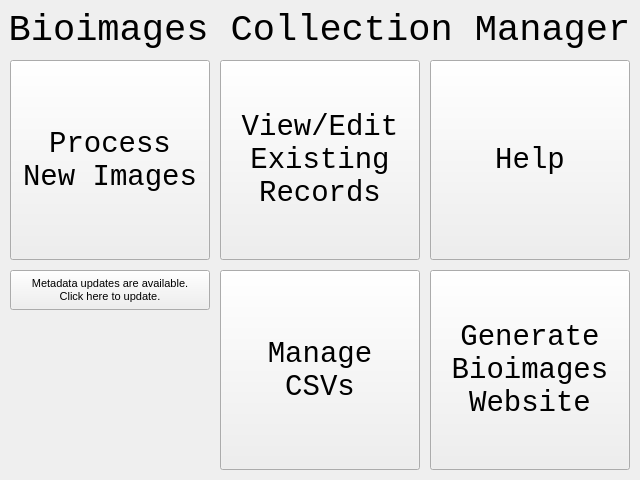
This is src/startwindow.ui in kopolzin/bioimages-collection-manager as Qt 5 draws it before an edit. The edited form follows.
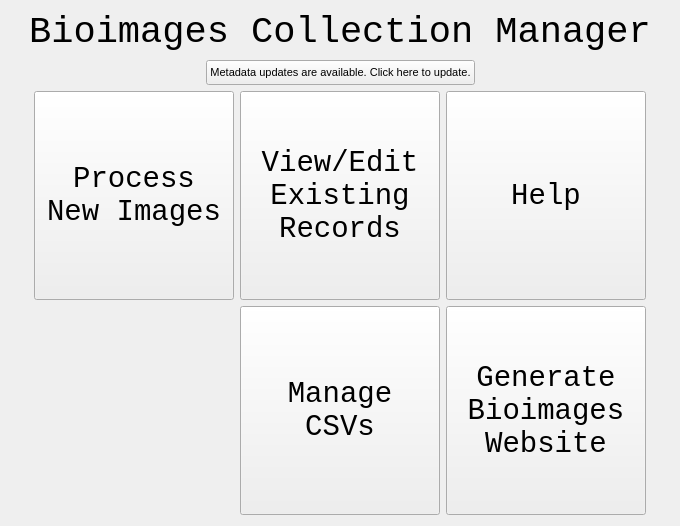
This is the edited form. Icons and pictures are not drawn.

What changed in the file:
```diff
--- a/src/startwindow.ui
+++ b/src/startwindow.ui
@@ -6,20 +6,26 @@
    <rect>
     <x>0</x>
     <y>0</y>
-    <width>640</width>
-    <height>480</height>
+    <width>680</width>
+    <height>526</height>
    </rect>
   </property>
+  <property name="sizePolicy">
+   <sizepolicy hsizetype="MinimumExpanding" vsizetype="MinimumExpanding">
+    <horstretch>0</horstretch>
+    <verstretch>0</verstretch>
+   </sizepolicy>
+  </property>
   <property name="minimumSize">
    <size>
-    <width>640</width>
-    <height>480</height>
+    <width>680</width>
+    <height>526</height>
    </size>
   </property>
   <property name="maximumSize">
    <size>
-    <width>640</width>
-    <height>480</height>
+    <width>16777215</width>
+    <height>16777215</height>
    </size>
   </property>
   <property name="windowTitle">
@@ -29,206 +35,349 @@
    <iconset resource="BioCM.qrc">
     <normaloff>:/icon.png</normaloff>:/icon.png</iconset>
   </property>
-  <widget class="QPushButton" name="editExistingRecordsButton">
-   <property name="geometry">
-    <rect>
-     <x>220</x>
-     <y>60</y>
-     <width>200</width>
-     <height>200</height>
-    </rect>
-   </property>
-   <property name="font">
-    <font>
-     <family>Consolas</family>
-     <pointsize>22</pointsize>
-    </font>
-   </property>
-   <property name="autoFillBackground">
-    <bool>false</bool>
-   </property>
-   <property name="text">
-    <string>View/Edit
-Existing
-Records</string>
-   </property>
-  </widget>
-  <widget class="QPushButton" name="addNewImagesButton">
-   <property name="geometry">
-    <rect>
-     <x>10</x>
-     <y>60</y>
-     <width>200</width>
-     <height>200</height>
-    </rect>
-   </property>
-   <property name="font">
-    <font>
-     <family>Consolas</family>
-     <pointsize>22</pointsize>
-    </font>
-   </property>
-   <property name="autoFillBackground">
-    <bool>false</bool>
-   </property>
-   <property name="text">
-    <string>Process
-New Images</string>
-   </property>
-  </widget>
-  <widget class="QPushButton" name="manageCSVsButton">
-   <property name="geometry">
-    <rect>
-     <x>220</x>
-     <y>270</y>
-     <width>200</width>
-     <height>200</height>
-    </rect>
-   </property>
-   <property name="font">
-    <font>
-     <family>Consolas</family>
-     <pointsize>22</pointsize>
-    </font>
-   </property>
-   <property name="autoFillBackground">
-    <bool>false</bool>
-   </property>
-   <property name="text">
-    <string>Manage
+  <layout class="QGridLayout" name="gridLayout_2">
+   <item row="0" column="0">
+    <layout class="QHBoxLayout" name="horizontalLayout_2">
+     <property name="sizeConstraint">
+      <enum>QLayout::SetMinimumSize</enum>
+     </property>
+     <item>
+      <spacer name="horizontalSpacer_3">
+       <property name="orientation">
+        <enum>Qt::Horizontal</enum>
+       </property>
+       <property name="sizeHint" stdset="0">
+        <size>
+         <width>40</width>
+         <height>20</height>
+        </size>
+       </property>
+      </spacer>
+     </item>
+     <item>
+      <widget class="QLabel" name="bioimagesLabel">
+       <property name="sizePolicy">
+        <sizepolicy hsizetype="MinimumExpanding" vsizetype="Preferred">
+         <horstretch>0</horstretch>
+         <verstretch>0</verstretch>
+        </sizepolicy>
+       </property>
+       <property name="maximumSize">
+        <size>
+         <width>16777215</width>
+         <height>100</height>
+        </size>
+       </property>
+       <property name="font">
+        <font>
+         <family>Consolas</family>
+         <pointsize>28</pointsize>
+        </font>
+       </property>
+       <property name="text">
+        <string>Bioimages Collection Manager</string>
+       </property>
+       <property name="alignment">
+        <set>Qt::AlignCenter</set>
+       </property>
+      </widget>
+     </item>
+     <item>
+      <spacer name="horizontalSpacer_4">
+       <property name="orientation">
+        <enum>Qt::Horizontal</enum>
+       </property>
+       <property name="sizeHint" stdset="0">
+        <size>
+         <width>40</width>
+         <height>20</height>
+        </size>
+       </property>
+      </spacer>
+     </item>
+    </layout>
+   </item>
+   <item row="1" column="0">
+    <layout class="QHBoxLayout" name="horizontalLayout">
+     <property name="sizeConstraint">
+      <enum>QLayout::SetMinimumSize</enum>
+     </property>
+     <item>
+      <spacer name="horizontalSpacer">
+       <property name="orientation">
+        <enum>Qt::Horizontal</enum>
+       </property>
+       <property name="sizeHint" stdset="0">
+        <size>
+         <width>40</width>
+         <height>20</height>
+        </size>
+       </property>
+      </spacer>
+     </item>
+     <item>
+      <widget class="QPushButton" name="updatesAvailable">
+       <property name="sizePolicy">
+        <sizepolicy hsizetype="Minimum" vsizetype="Preferred">
+         <horstretch>0</horstretch>
+         <verstretch>0</verstretch>
+        </sizepolicy>
+       </property>
+       <property name="minimumSize">
+        <size>
+         <width>0</width>
+         <height>25</height>
+        </size>
+       </property>
+       <property name="maximumSize">
+        <size>
+         <width>16777215</width>
+         <height>41</height>
+        </size>
+       </property>
+       <property name="font">
+        <font>
+         <pointsize>8</pointsize>
+        </font>
+       </property>
+       <property name="text">
+        <string>Metadata updates are available. Click here to update.</string>
+       </property>
+       <property name="flat">
+        <bool>false</bool>
+       </property>
+      </widget>
+     </item>
+     <item>
+      <spacer name="horizontalSpacer_2">
+       <property name="orientation">
+        <enum>Qt::Horizontal</enum>
+       </property>
+       <property name="sizeHint" stdset="0">
+        <size>
+         <width>40</width>
+         <height>20</height>
+        </size>
+       </property>
+      </spacer>
+     </item>
+    </layout>
+   </item>
+   <item row="2" column="0">
+    <layout class="QHBoxLayout" name="horizontalLayout_3">
+     <property name="sizeConstraint">
+      <enum>QLayout::SetNoConstraint</enum>
+     </property>
+     <item>
+      <spacer name="horizontalSpacer_5">
+       <property name="orientation">
+        <enum>Qt::Horizontal</enum>
+       </property>
+       <property name="sizeHint" stdset="0">
+        <size>
+         <width>0</width>
+         <height>20</height>
+        </size>
+       </property>
+      </spacer>
+     </item>
+     <item>
+      <layout class="QGridLayout" name="gridLayout">
+       <property name="sizeConstraint">
+        <enum>QLayout::SetMinimumSize</enum>
+       </property>
+       <item row="1" column="1">
+        <widget class="QLabel" name="bioimagesLogo">
+         <property name="sizePolicy">
+          <sizepolicy hsizetype="MinimumExpanding" vsizetype="MinimumExpanding">
+           <horstretch>0</horstretch>
+           <verstretch>0</verstretch>
+          </sizepolicy>
+         </property>
+         <property name="minimumSize">
+          <size>
+           <width>200</width>
+           <height>200</height>
+          </size>
+         </property>
+         <property name="maximumSize">
+          <size>
+           <width>16777215</width>
+           <height>16777215</height>
+          </size>
+         </property>
+         <property name="toolTip">
+          <string>&lt;i&gt;Asimina triloba&lt;/i&gt; (pawpaw)</string>
+         </property>
+         <property name="text">
+          <string/>
+         </property>
+        </widget>
+       </item>
+       <item row="0" column="3">
+        <widget class="QPushButton" name="HelpButton">
+         <property name="sizePolicy">
+          <sizepolicy hsizetype="MinimumExpanding" vsizetype="MinimumExpanding">
+           <horstretch>0</horstretch>
+           <verstretch>0</verstretch>
+          </sizepolicy>
+         </property>
+         <property name="minimumSize">
+          <size>
+           <width>200</width>
+           <height>200</height>
+          </size>
+         </property>
+         <property name="font">
+          <font>
+           <family>Consolas</family>
+           <pointsize>22</pointsize>
+          </font>
+         </property>
+         <property name="autoFillBackground">
+          <bool>false</bool>
+         </property>
+         <property name="text">
+          <string>Help</string>
+         </property>
+        </widget>
+       </item>
+       <item row="1" column="2">
+        <widget class="QPushButton" name="manageCSVsButton">
+         <property name="sizePolicy">
+          <sizepolicy hsizetype="MinimumExpanding" vsizetype="MinimumExpanding">
+           <horstretch>0</horstretch>
+           <verstretch>0</verstretch>
+          </sizepolicy>
+         </property>
+         <property name="minimumSize">
+          <size>
+           <width>200</width>
+           <height>200</height>
+          </size>
+         </property>
+         <property name="font">
+          <font>
+           <family>Consolas</family>
+           <pointsize>22</pointsize>
+          </font>
+         </property>
+         <property name="autoFillBackground">
+          <bool>false</bool>
+         </property>
+         <property name="text">
+          <string>Manage
 CSVs</string>
-   </property>
-  </widget>
-  <widget class="QPushButton" name="generateWebsiteButton">
-   <property name="geometry">
-    <rect>
-     <x>430</x>
-     <y>270</y>
-     <width>200</width>
-     <height>200</height>
-    </rect>
-   </property>
-   <property name="font">
-    <font>
-     <family>Consolas</family>
-     <pointsize>22</pointsize>
-    </font>
-   </property>
-   <property name="autoFillBackground">
-    <bool>false</bool>
-   </property>
-   <property name="text">
-    <string>Generate
+         </property>
+        </widget>
+       </item>
+       <item row="1" column="3">
+        <widget class="QPushButton" name="generateWebsiteButton">
+         <property name="sizePolicy">
+          <sizepolicy hsizetype="MinimumExpanding" vsizetype="MinimumExpanding">
+           <horstretch>0</horstretch>
+           <verstretch>0</verstretch>
+          </sizepolicy>
+         </property>
+         <property name="minimumSize">
+          <size>
+           <width>200</width>
+           <height>200</height>
+          </size>
+         </property>
+         <property name="font">
+          <font>
+           <family>Consolas</family>
+           <pointsize>22</pointsize>
+          </font>
+         </property>
+         <property name="autoFillBackground">
+          <bool>false</bool>
+         </property>
+         <property name="text">
+          <string>Generate
 Bioimages
 Website</string>
-   </property>
-  </widget>
-  <widget class="QPushButton" name="HelpButton">
-   <property name="geometry">
-    <rect>
-     <x>430</x>
-     <y>60</y>
-     <width>200</width>
-     <height>200</height>
-    </rect>
-   </property>
-   <property name="font">
-    <font>
-     <family>Consolas</family>
-     <pointsize>22</pointsize>
-    </font>
-   </property>
-   <property name="autoFillBackground">
-    <bool>false</bool>
-   </property>
-   <property name="text">
-    <string>Help</string>
-   </property>
-  </widget>
-  <widget class="QLabel" name="bioimagesLabel">
-   <property name="geometry">
-    <rect>
-     <x>-1</x>
-     <y>10</y>
-     <width>641</width>
-     <height>41</height>
-    </rect>
-   </property>
-   <property name="font">
-    <font>
-     <family>Consolas</family>
-     <pointsize>28</pointsize>
-    </font>
-   </property>
-   <property name="text">
-    <string>Bioimages Collection Manager</string>
-   </property>
-   <property name="alignment">
-    <set>Qt::AlignCenter</set>
-   </property>
-  </widget>
-  <widget class="QLabel" name="bioimagesLogo">
-   <property name="geometry">
-    <rect>
-     <x>10</x>
-     <y>270</y>
-     <width>200</width>
-     <height>200</height>
-    </rect>
-   </property>
-   <property name="sizePolicy">
-    <sizepolicy hsizetype="Fixed" vsizetype="Fixed">
-     <horstretch>0</horstretch>
-     <verstretch>0</verstretch>
-    </sizepolicy>
-   </property>
-   <property name="minimumSize">
-    <size>
-     <width>200</width>
-     <height>200</height>
-    </size>
-   </property>
-   <property name="maximumSize">
-    <size>
-     <width>200</width>
-     <height>200</height>
-    </size>
-   </property>
-   <property name="toolTip">
-    <string>&lt;i&gt;Asimina triloba&lt;/i&gt; (pawpaw)</string>
-   </property>
-   <property name="text">
-    <string/>
-   </property>
-  </widget>
-  <widget class="QPushButton" name="updatesAvailable">
-   <property name="geometry">
-    <rect>
-     <x>10</x>
-     <y>270</y>
-     <width>200</width>
-     <height>40</height>
-    </rect>
-   </property>
-   <property name="maximumSize">
-    <size>
-     <width>200</width>
-     <height>16777215</height>
-    </size>
-   </property>
-   <property name="font">
-    <font>
-     <pointsize>8</pointsize>
-    </font>
-   </property>
-   <property name="text">
-    <string>Metadata updates are available.
-Click here to update.</string>
-   </property>
-   <property name="flat">
-    <bool>false</bool>
-   </property>
-  </widget>
+         </property>
+        </widget>
+       </item>
+       <item row="0" column="1">
+        <widget class="QPushButton" name="addNewImagesButton">
+         <property name="sizePolicy">
+          <sizepolicy hsizetype="MinimumExpanding" vsizetype="MinimumExpanding">
+           <horstretch>0</horstretch>
+           <verstretch>0</verstretch>
+          </sizepolicy>
+         </property>
+         <property name="minimumSize">
+          <size>
+           <width>200</width>
+           <height>200</height>
+          </size>
+         </property>
+         <property name="font">
+          <font>
+           <family>Consolas</family>
+           <pointsize>22</pointsize>
+          </font>
+         </property>
+         <property name="autoFillBackground">
+          <bool>false</bool>
+         </property>
+         <property name="text">
+          <string>Process
+New Images</string>
+         </property>
+        </widget>
+       </item>
+       <item row="0" column="2">
+        <widget class="QPushButton" name="editExistingRecordsButton">
+         <property name="sizePolicy">
+          <sizepolicy hsizetype="MinimumExpanding" vsizetype="MinimumExpanding">
+           <horstretch>0</horstretch>
+           <verstretch>0</verstretch>
+          </sizepolicy>
+         </property>
+         <property name="minimumSize">
+          <size>
+           <width>200</width>
+           <height>200</height>
+          </size>
+         </property>
+         <property name="font">
+          <font>
+           <family>Consolas</family>
+           <pointsize>22</pointsize>
+          </font>
+         </property>
+         <property name="autoFillBackground">
+          <bool>false</bool>
+         </property>
+         <property name="text">
+          <string>View/Edit
+Existing
+Records</string>
+         </property>
+        </widget>
+       </item>
+      </layout>
+     </item>
+     <item>
+      <spacer name="horizontalSpacer_6">
+       <property name="orientation">
+        <enum>Qt::Horizontal</enum>
+       </property>
+       <property name="sizeHint" stdset="0">
+        <size>
+         <width>0</width>
+         <height>20</height>
+        </size>
+       </property>
+      </spacer>
+     </item>
+    </layout>
+   </item>
+  </layout>
  </widget>
  <layoutdefault spacing="6" margin="11"/>
  <tabstops>
```
